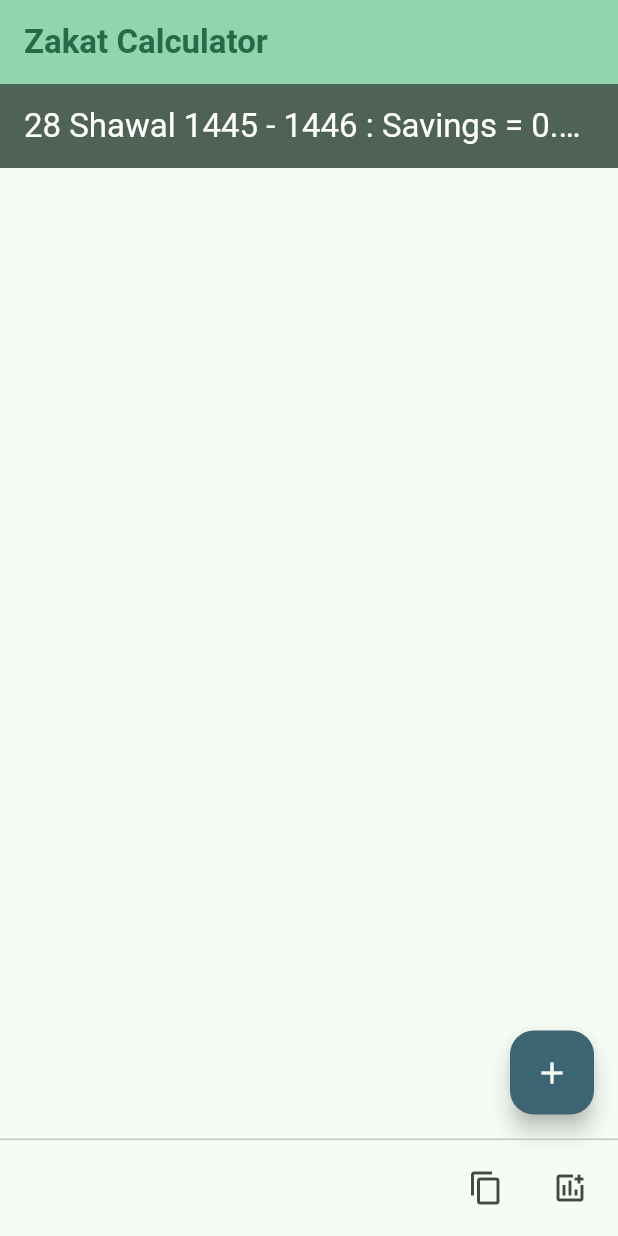
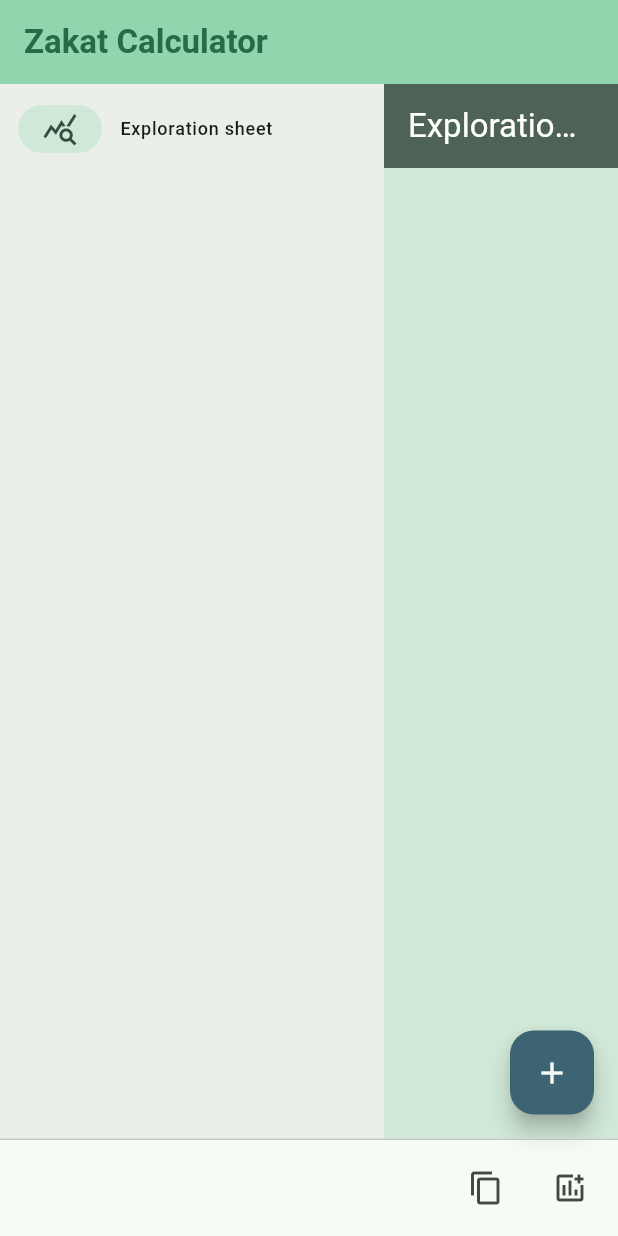
Before and after one commit to Dev-Now/zakaty, a Flutter app: the screen it shows after launch, on a phone screen of 412 x 824 dp. Run offline on Flutter 3.47's test engine with Material 3 defaults, Android fonts, the phone set to English and light mode, and no system bars.

Commit message:
functional calculation sheets navigation

```diff
--- a/lib/presentation/screens/home_page.dart
+++ b/lib/presentation/screens/home_page.dart
@@ -1,4 +1,5 @@
 import 'package:flutter/material.dart';
+import 'package:zakaty/models/zakat_calculation.dart';
 import 'package:zakaty/presentation/widgets/calculation_sheet.dart';
 
 class HomePage extends StatefulWidget {
@@ -9,12 +10,35 @@ class HomePage extends StatefulWidget {
 }
 
 class _HomePageState extends State<HomePage> {
+  final List<ZakatCalculation> _calculationInstances = [];
+  int _selectedCalculationInstance = 0;
+  late CalculationSheet _selectedCalculationSheet;
+  final ZakatCalculation _exploreCalculationInstance = ZakatCalculation(title: 'Exploration sheet');
+
   void _addNewCalculationSheet() {
-    // !!!TODO...
+    setState(() {
+      final newIndex = _calculationInstances.length + 1;
+      final calculationInstance = ZakatCalculation(
+        title: 'ZAKAT $newIndex'
+      );
+      _selectedCalculationInstance = newIndex;
+      _calculationInstances.add(calculationInstance);
+      _selectedCalculationSheet = CalculationSheet(
+        key: ValueKey(DateTime.now()),
+        calculationInstance: calculationInstance);
+    });
   }
 
   void _copyCalculationSheet() {
     // !!!TODO...
+  }
+
+  @override
+  void initState() {
+    super.initState();
+    _selectedCalculationSheet = CalculationSheet(
+      calculationInstance: _exploreCalculationInstance
+    );
   }
 
   @override
@@ -31,7 +55,47 @@ class _HomePageState extends State<HomePage> {
           ),
       ),
 
-      body: CalculationSheet(),
+      body: Row(
+        children: [
+          SafeArea(
+            child: NavigationRail(
+              backgroundColor: theme.colorScheme.surfaceContainer,
+              extended: true,
+              destinations: [
+                NavigationRailDestination(
+                  icon: Icon(Icons.query_stats),
+                  label: Text('Exploration sheet')
+                ),
+                for (var calculationInstance in _calculationInstances)
+                  NavigationRailDestination(
+                    icon: Icon(Icons.calculate),
+                    label: Text(calculationInstance.title),
+                  ),
+              ],
+              selectedIndex: _selectedCalculationInstance,
+              onDestinationSelected: (value) {
+                setState(() {
+                  _selectedCalculationInstance = value;
+                  if(value >= 1 && (value - 1) < _calculationInstances.length) {
+                    _selectedCalculationSheet = CalculationSheet(
+                      key: ValueKey(DateTime.now()),
+                      calculationInstance: _calculationInstances[value - 1]
+                    );
+                  } else {
+                    _selectedCalculationSheet = CalculationSheet(
+                      key: ValueKey(DateTime.now()),
+                      calculationInstance: _exploreCalculationInstance
+                    );
+                  }
+                });
+              },
+            ),
+          ),
+          Expanded(
+            child: _selectedCalculationSheet,
+          ),
+        ],
+      ),
 
       persistentFooterButtons: [
         IconButton(
--- a/lib/presentation/widgets/amount_widget.dart
+++ b/lib/presentation/widgets/amount_widget.dart
@@ -34,14 +34,14 @@ class _AmountWidgetState extends State<AmountWidget> {
   @override
   Widget build(BuildContext context) {
     var theme = Theme.of(context);
-    final textColor = widget.amount.isSaving() ? theme.colorScheme.onPrimaryFixed : theme.colorScheme.onErrorContainer;
+    final textColor = widget.amount.isSaving() ? theme.colorScheme.onPrimaryContainer : theme.colorScheme.onErrorContainer;
     final styleName = theme.textTheme.titleLarge!.copyWith(color: textColor);
     final styleType = theme.textTheme.labelLarge!.copyWith(color: textColor, fontWeight: FontWeight.bold);
     final styleValue = theme.textTheme.headlineLarge!.copyWith(color: textColor);
     final styleCurrency = theme.textTheme.labelLarge!.copyWith(color: textColor, fontStyle: FontStyle.italic);
 
     return Card(
-      color: widget.amount.isSaving() ? theme.colorScheme.primaryFixed : theme.colorScheme.errorContainer,
+      color: widget.amount.isSaving() ? theme.colorScheme.primaryContainer : theme.colorScheme.errorContainer,
       child: Padding(
         padding: const EdgeInsets.all(8.0),
         child: Row(
--- a/lib/presentation/widgets/calculation_sheet.dart
+++ b/lib/presentation/widgets/calculation_sheet.dart
@@ -4,23 +4,21 @@ import 'package:zakaty/models/zakat_calculation.dart';
 import 'package:zakaty/presentation/widgets/amount_widget.dart';
 
 class CalculationSheet extends StatefulWidget {
-  const CalculationSheet({super.key});
+  final ZakatCalculation calculationInstance;
+  const CalculationSheet({super.key, required this.calculationInstance});
 
   @override
   State<CalculationSheet> createState() => _CalculationSheetState();
 }
 
 class _CalculationSheetState extends State<CalculationSheet> {
-  final ZakatCalculation _zakatCalculation = ZakatCalculation(
-    title: '28 Shawal 1445 - 1446',
-    currency: 'TND',
-  );
-
+  late ZakatCalculation _zakatCalculation;
   late String _zakatSummary;
 
   @override
   void initState() {
     super.initState();
+    _zakatCalculation = widget.calculationInstance;
     _zakatSummary = _zakatCalculation.getCalculationSummary();
   }
 
@@ -45,6 +43,8 @@ class _CalculationSheetState extends State<CalculationSheet> {
     final theme = Theme.of(context);
 
     return Scaffold(
+      backgroundColor: theme.colorScheme.secondaryContainer,
+
       appBar: AppBar(
         backgroundColor: theme.colorScheme.secondary,
         foregroundColor: theme.colorScheme.onSecondary,
```
